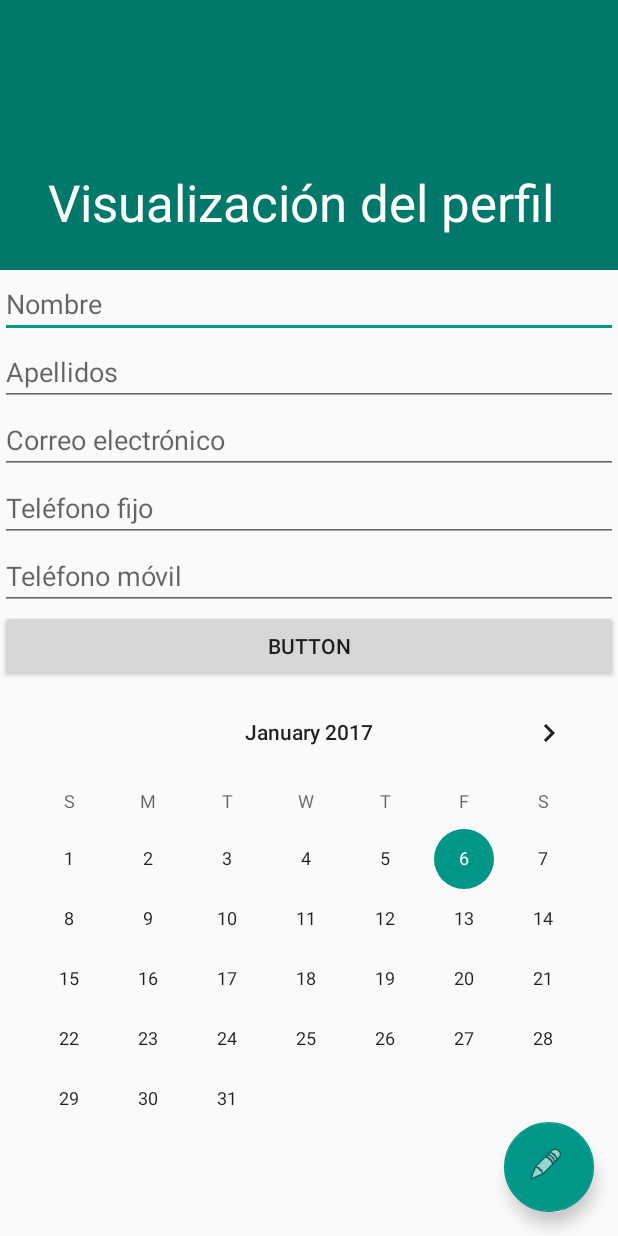
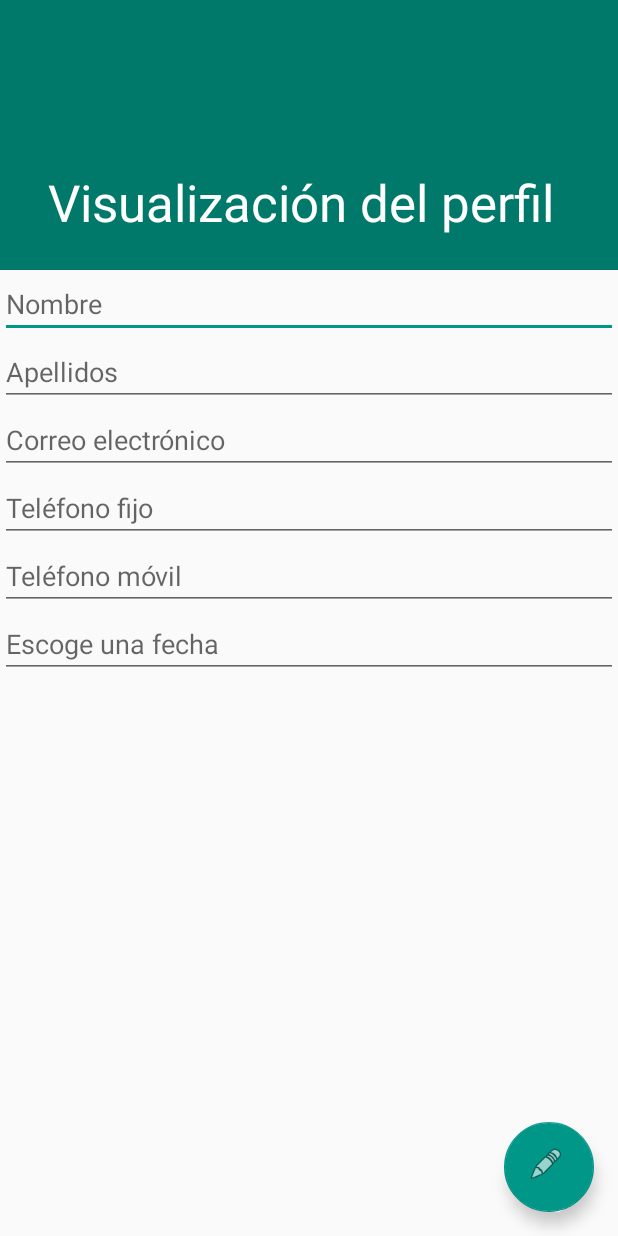
Before and after one commit to Samaelo/SmsEmail, an Android app: the screen it shows after launch (PerfilActivity), on a phone screen of 412 x 824 dp. Run offline under Robolectric (Android 15) with nearby library versions, the phone set to English and light mode, and no system bars.

Commit message:
Añadiendo prototipo de ventana de personalización de perfil.1

```diff
--- a/app/src/main/res/layout/content_perfil.xml
+++ b/app/src/main/res/layout/content_perfil.xml
@@ -54,19 +54,13 @@
             android:id="@+id/etNumMovil"
             android:hint="@string/pista_tfno_movil" />
 
-        <Button
-            android:text="Button"
+        <EditText
             android:layout_width="match_parent"
             android:layout_height="wrap_content"
-            android:id="@+id/button"
-            android:onClick="onFecha"/>
-
-        <CalendarView
-            android:layout_width="match_parent"
-            android:layout_height="wrap_content"
-            android:id="@+id/calendarView2"
-            android:maxDate="12/31/2017"
-            android:minDate="01/01/2017" />
+            android:ems="10"
+            android:id="@+id/etFecha"
+            android:hint="@string/pista_fecha"
+            android:inputType="date" />
 
 
     </LinearLayout>
--- a/app/src/main/res/values/strings.xml
+++ b/app/src/main/res/values/strings.xml
@@ -23,4 +23,5 @@
     <string name="pista_tfno_movil">Teléfono móvil</string>
     <string name="pista_correo_electronico">Correo electrónico</string>
     <string name="action_settings">Settings</string>
+    <string name="pista_fecha">Escoge una fecha</string>
 </resources>
```
Also changed, not shown: app/src/main/java/com/islasf/samaelmario/vista/DialogoFecha.java (+1 -7 lines), app/src/main/java/com/islasf/samaelmario/vista/PerfilActivity.java (+37 -4 lines), 29 other files.
